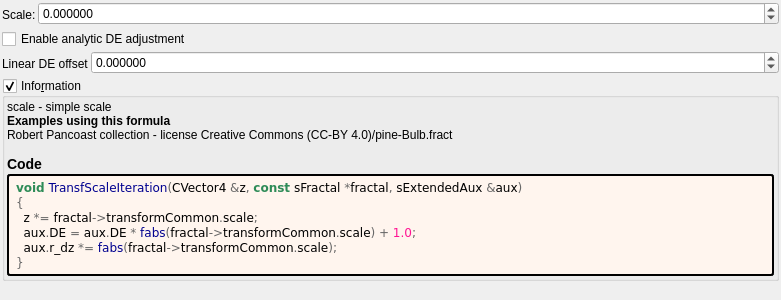
buddhi1980/mandelbulber2, file mandelbulber2/formula/ui/transf_scale.ui: the form before one commit.
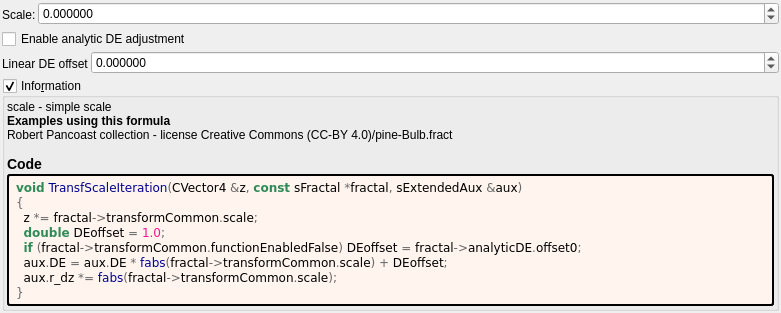
The form after the commit. Custom widgets are drawn as their Qt base class.

Patch:
```diff
--- a/mandelbulber2/formula/ui/transf_scale.ui
+++ b/mandelbulber2/formula/ui/transf_scale.ui
@@ -184,7 +184,9 @@
 &lt;pre style=&quot;color:#000000; background-color:#fff5ee;  font-family:'Courier New',monospace;&quot;&gt;&lt;span style=&quot;color:#2e8b57; font-weight:bold&quot;&gt;void&lt;/span&gt; &lt;span style=&quot;color:#00008f&quot;&gt;TransfScaleIteration&lt;/span&gt;&lt;span style=&quot;color:#676767&quot;&gt;(&lt;/span&gt;CVector4 &lt;span style=&quot;color:#676767&quot;&gt;&amp;amp;&lt;/span&gt;z&lt;span style=&quot;color:#676767&quot;&gt;,&lt;/span&gt; &lt;span style=&quot;color:#2e8b57; font-weight:bold&quot;&gt;const&lt;/span&gt; sFractal &lt;span style=&quot;color:#676767&quot;&gt;*&lt;/span&gt;fractal&lt;span style=&quot;color:#676767&quot;&gt;,&lt;/span&gt; sExtendedAux &lt;span style=&quot;color:#676767&quot;&gt;&amp;amp;&lt;/span&gt;aux&lt;span style=&quot;color:#676767&quot;&gt;)&lt;/span&gt;
 &lt;span style=&quot;color:#676767&quot;&gt;{&lt;/span&gt;
   z &lt;span style=&quot;color:#676767&quot;&gt;*=&lt;/span&gt; fractal&lt;span style=&quot;color:#676767&quot;&gt;-&amp;gt;&lt;/span&gt;transformCommon&lt;span style=&quot;color:#676767&quot;&gt;.&lt;/span&gt;scale&lt;span style=&quot;color:#676767&quot;&gt;;&lt;/span&gt;
-  aux&lt;span style=&quot;color:#676767&quot;&gt;.&lt;/span&gt;DE &lt;span style=&quot;color:#676767&quot;&gt;=&lt;/span&gt; aux&lt;span style=&quot;color:#676767&quot;&gt;.&lt;/span&gt;DE &lt;span style=&quot;color:#676767&quot;&gt;*&lt;/span&gt; &lt;span style=&quot;color:#00008f&quot;&gt;fabs&lt;/span&gt;&lt;span style=&quot;color:#676767&quot;&gt;(&lt;/span&gt;fractal&lt;span style=&quot;color:#676767&quot;&gt;-&amp;gt;&lt;/span&gt;transformCommon&lt;span style=&quot;color:#676767&quot;&gt;.&lt;/span&gt;scale&lt;span style=&quot;color:#676767&quot;&gt;) +&lt;/span&gt; &lt;span style=&quot;color:#ff1493&quot;&gt;1.0&lt;/span&gt;&lt;span style=&quot;color:#676767&quot;&gt;;&lt;/span&gt;
+  &lt;span style=&quot;color:#2e8b57; font-weight:bold&quot;&gt;double&lt;/span&gt; DEoffset &lt;span style=&quot;color:#676767&quot;&gt;=&lt;/span&gt; &lt;span style=&quot;color:#ff1493&quot;&gt;1.0&lt;/span&gt;&lt;span style=&quot;color:#676767&quot;&gt;;&lt;/span&gt;
+  &lt;span style=&quot;color:#2e8b57; font-weight:bold&quot;&gt;if&lt;/span&gt; &lt;span style=&quot;color:#676767&quot;&gt;(&lt;/span&gt;fractal&lt;span style=&quot;color:#676767&quot;&gt;-&amp;gt;&lt;/span&gt;transformCommon&lt;span style=&quot;color:#676767&quot;&gt;.&lt;/span&gt;functionEnabledFalse&lt;span style=&quot;color:#676767&quot;&gt;)&lt;/span&gt; DEoffset &lt;span style=&quot;color:#676767&quot;&gt;=&lt;/span&gt; fractal&lt;span style=&quot;color:#676767&quot;&gt;-&amp;gt;&lt;/span&gt;analyticDE&lt;span style=&quot;color:#676767&quot;&gt;.&lt;/span&gt;offset0&lt;span style=&quot;color:#676767&quot;&gt;;&lt;/span&gt;
+  aux&lt;span style=&quot;color:#676767&quot;&gt;.&lt;/span&gt;DE &lt;span style=&quot;color:#676767&quot;&gt;=&lt;/span&gt; aux&lt;span style=&quot;color:#676767&quot;&gt;.&lt;/span&gt;DE &lt;span style=&quot;color:#676767&quot;&gt;*&lt;/span&gt; &lt;span style=&quot;color:#00008f&quot;&gt;fabs&lt;/span&gt;&lt;span style=&quot;color:#676767&quot;&gt;(&lt;/span&gt;fractal&lt;span style=&quot;color:#676767&quot;&gt;-&amp;gt;&lt;/span&gt;transformCommon&lt;span style=&quot;color:#676767&quot;&gt;.&lt;/span&gt;scale&lt;span style=&quot;color:#676767&quot;&gt;) +&lt;/span&gt; DEoffset&lt;span style=&quot;color:#676767&quot;&gt;;&lt;/span&gt;
   aux&lt;span style=&quot;color:#676767&quot;&gt;.&lt;/span&gt;r_dz &lt;span style=&quot;color:#676767&quot;&gt;*=&lt;/span&gt; &lt;span style=&quot;color:#00008f&quot;&gt;fabs&lt;/span&gt;&lt;span style=&quot;color:#676767&quot;&gt;(&lt;/span&gt;fractal&lt;span style=&quot;color:#676767&quot;&gt;-&amp;gt;&lt;/span&gt;transformCommon&lt;span style=&quot;color:#676767&quot;&gt;.&lt;/span&gt;scale&lt;span style=&quot;color:#676767&quot;&gt;);&lt;/span&gt;
 &lt;span style=&quot;color:#676767&quot;&gt;}&lt;/span&gt;
 &lt;/pre&gt;
```
Left out of the diff: 2 changed lines with no effect on the pictures.
